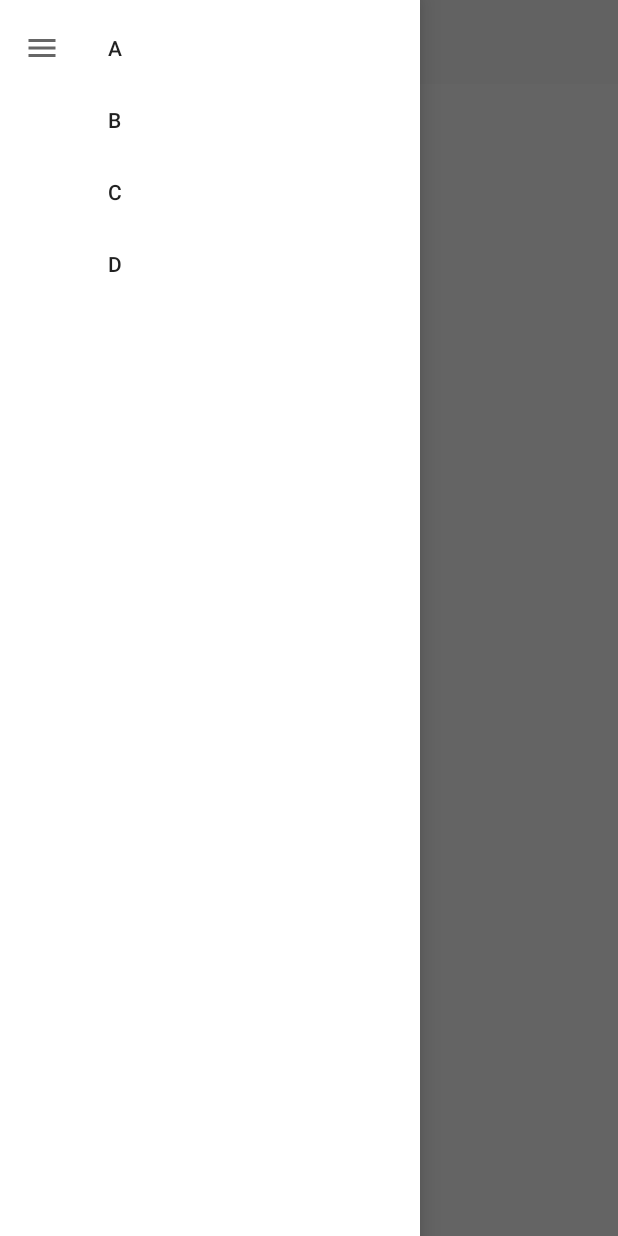
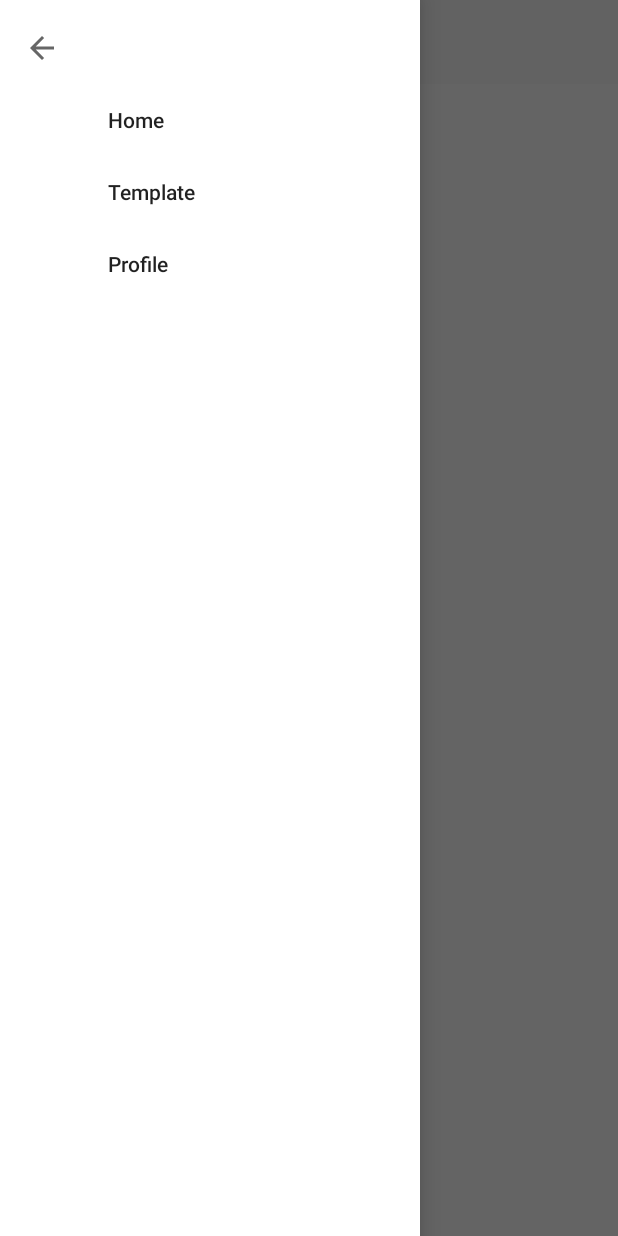
Before and after one commit to FilipAndersson245/android-project, an Android app: the screen it shows after launch (MainActivity), with the side drawer open, on a phone screen of 412 x 824 dp. Run offline under Robolectric (Android 15) with nearby library versions, the phone set to English and light mode, and no system bars.

Commit message:
Fixed some code to handle the onclick on specific drawer items.

```diff
--- a/app/src/main/java/se/ju/myapplication/MainActivity.java
+++ b/app/src/main/java/se/ju/myapplication/MainActivity.java
@@ -1,6 +1,7 @@
 package se.ju.myapplication;
 
 import android.annotation.SuppressLint;
+import android.support.annotation.NonNull;
 import android.support.design.widget.NavigationView;
 import android.support.v4.app.Fragment;
 import android.support.v4.app.FragmentManager;
@@ -23,7 +24,7 @@ import java.sql.Timestamp;
 import java.util.ArrayList;
 import java.util.List;
 
-public class MainActivity extends AppCompatActivity {
+public class MainActivity extends AppCompatActivity implements NavigationView.OnNavigationItemSelectedListener {
 
     private DrawerLayout mDrawer;
     private Toolbar toolbar;
@@ -34,6 +35,8 @@ public class MainActivity extends AppCompatActivity {
     protected void onCreate(Bundle savedInstanceState) {
         super.onCreate(savedInstanceState);
         setContentView(R.layout.drawer);
+
+
 
         toolbar = findViewById(R.id.toolbar);
         setSupportActionBar(toolbar);
@@ -46,19 +49,8 @@ public class MainActivity extends AppCompatActivity {
 
         mDrawer = findViewById(R.id.drawer_layout);
         nvDrawer = findViewById(R.id.nvView);
+        nvDrawer.setNavigationItemSelectedListener(this);
     }
-
-    private void setupDrawerContent(NavigationView navigationView) {
-        navigationView.setNavigationItemSelectedListener(
-                new NavigationView.OnNavigationItemSelectedListener() {
-                    @Override
-                    public boolean onNavigationItemSelected(MenuItem menuItem) {
-                        //selectDrawerItem(menuItem);
-                        return true;
-                    }
-                });
-    }
-
 
     @Override
     public boolean onOptionsItemSelected(MenuItem item) {
@@ -72,6 +64,10 @@ public class MainActivity extends AppCompatActivity {
         return super.onOptionsItemSelected(item);
     }
 
-    public void burger_clicked(View view) {
+    // This code is used to select which item is clicked in the drawer. Done switch case style.
+    @Override
+    public boolean onNavigationItemSelected(@NonNull MenuItem menuItem) {
+        System.out.println(menuItem.getTitle());
+        return false;
     }
 }
--- a/app/src/main/res/menu/drawer_view.xml
+++ b/app/src/main/res/menu/drawer_view.xml
@@ -5,16 +5,16 @@
     <group android:checkableBehavior="single">
         <item
             android:id="@+id/nav_camera"
-            android:title="A"
-            android:icon="@drawable/ic_menu_black_24dp"/>
+            android:title=""
+            android:icon="@drawable/backbutton"/>
         <item
-            android:id="@+id/nav_gallery"
-            android:title="B" />
+            android:id="@+id/nav_home"
+            android:title="Home" />
         <item
-            android:id="@+id/nav_slideshow"
-            android:title="C" />
+            android:id="@+id/nav_templates"
+            android:title="Template" />
         <item
-            android:id="@+id/nav_manage"
-            android:title="D" />
+            android:id="@+id/nav_profile"
+            android:title="Profile" />
     </group>
 </menu>
```
